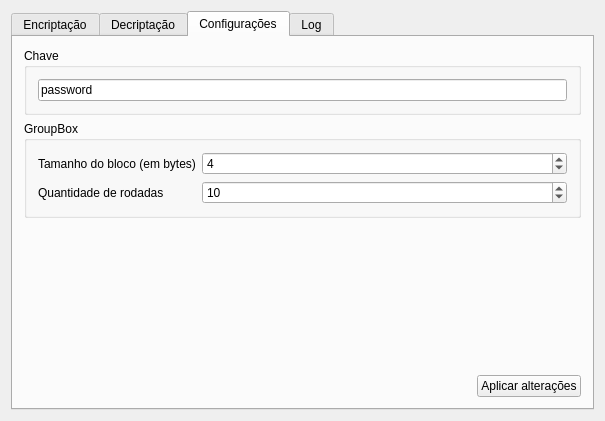
Old version of the form mainwindow.ui in the repository jacksomsoares/block-cipher.
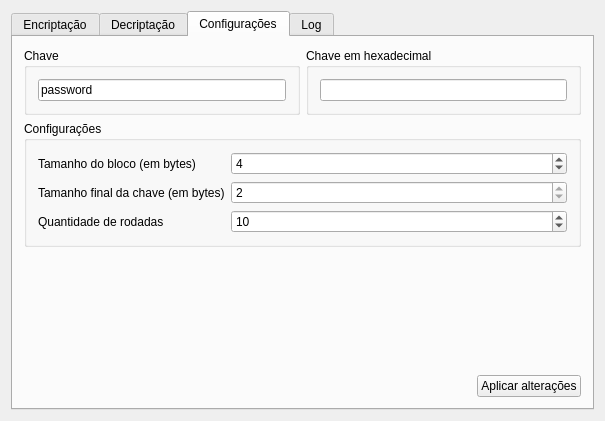
New version of the form. The open tabs and pages were chosen to show the change.

Commit message: implementado: porcentagem de diferenca de bits, melhoras no campo log, agora é possível escrever a chave em hexadecimal, agora mostra o tamanho final da chave em bytes

What changed in the file:
```diff
--- a/mainwindow.ui
+++ b/mainwindow.ui
@@ -182,6 +182,8 @@
        </attribute>
        <layout class="QVBoxLayout" name="verticalLayout_7">
         <item>
+         <layout class="QHBoxLayout" name="horizontalLayout_3">
+          <item>
          <widget class="QGroupBox" name="groupBox">
           <property name="title">
            <string>Chave</string>
@@ -198,9 +200,23 @@
          </widget>
         </item>
         <item>
+           <widget class="QGroupBox" name="groupBox_7">
+            <property name="title">
+             <string>Chave em hexadecimal</string>
+            </property>
+            <layout class="QVBoxLayout" name="verticalLayout_9">
+             <item>
+              <widget class="QLineEdit" name="chave_hexadecimal_line"/>
+             </item>
+            </layout>
+           </widget>
+          </item>
+         </layout>
+        </item>
+        <item>
          <widget class="QGroupBox" name="groupBox_6">
           <property name="title">
-           <string>GroupBox</string>
+           <string>Configurações</string>
           </property>
           <layout class="QFormLayout" name="formLayout">
            <item row="0" column="0">
@@ -226,14 +242,14 @@
              </property>
             </widget>
            </item>
-           <item row="1" column="0">
+           <item row="2" column="0">
             <widget class="QLabel" name="label_3">
              <property name="text">
               <string>Quantidade de rodadas</string>
              </property>
             </widget>
            </item>
-           <item row="1" column="1">
+           <item row="2" column="1">
             <widget class="QSpinBox" name="rounds_spin">
              <property name="minimum">
               <number>1</number>
@@ -246,6 +262,29 @@
              </property>
             </widget>
            </item>
+           <item row="1" column="0">
+            <widget class="QLabel" name="label_2">
+             <property name="text">
+              <string>Tamanho final da chave (em bytes)</string>
+             </property>
+            </widget>
+           </item>
+           <item row="1" column="1">
+            <widget class="QSpinBox" name="key_size_spin">
+             <property name="readOnly">
+              <bool>true</bool>
+             </property>
+             <property name="minimum">
+              <number>1</number>
+             </property>
+             <property name="maximum">
+              <number>64</number>
+             </property>
+             <property name="value">
+              <number>2</number>
+             </property>
+            </widget>
+           </item>
           </layout>
          </widget>
         </item>
```
Left out of the diff: 43 changed lines with no effect on the pictures. Lines whose indentation alone changed are shown as unchanged. The commit also changes 4 other files.
